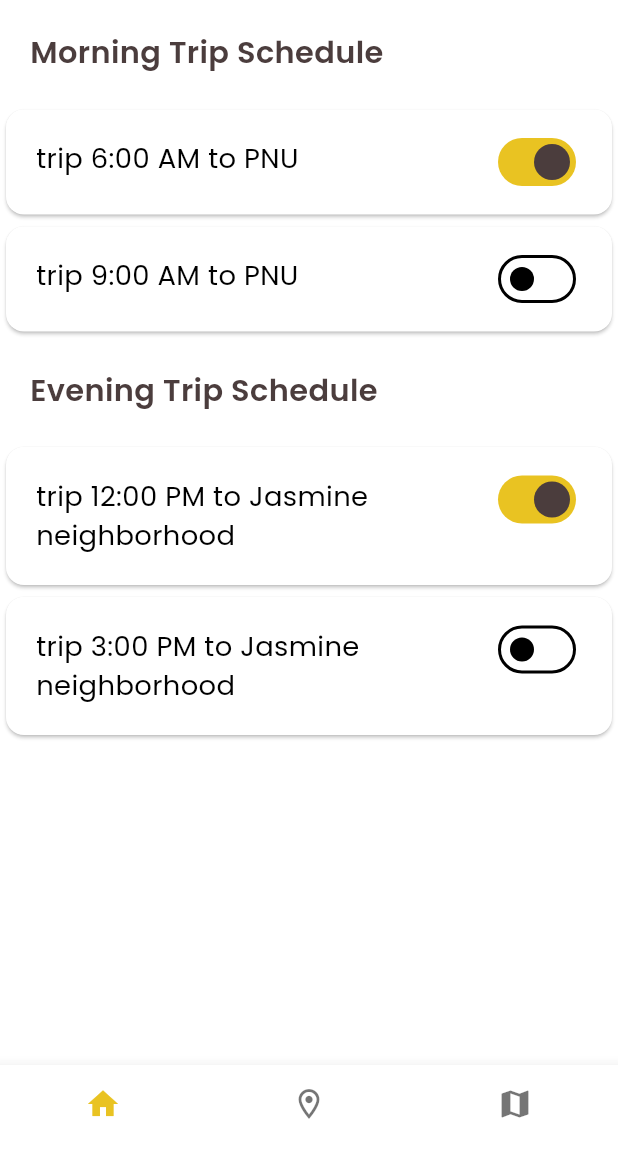
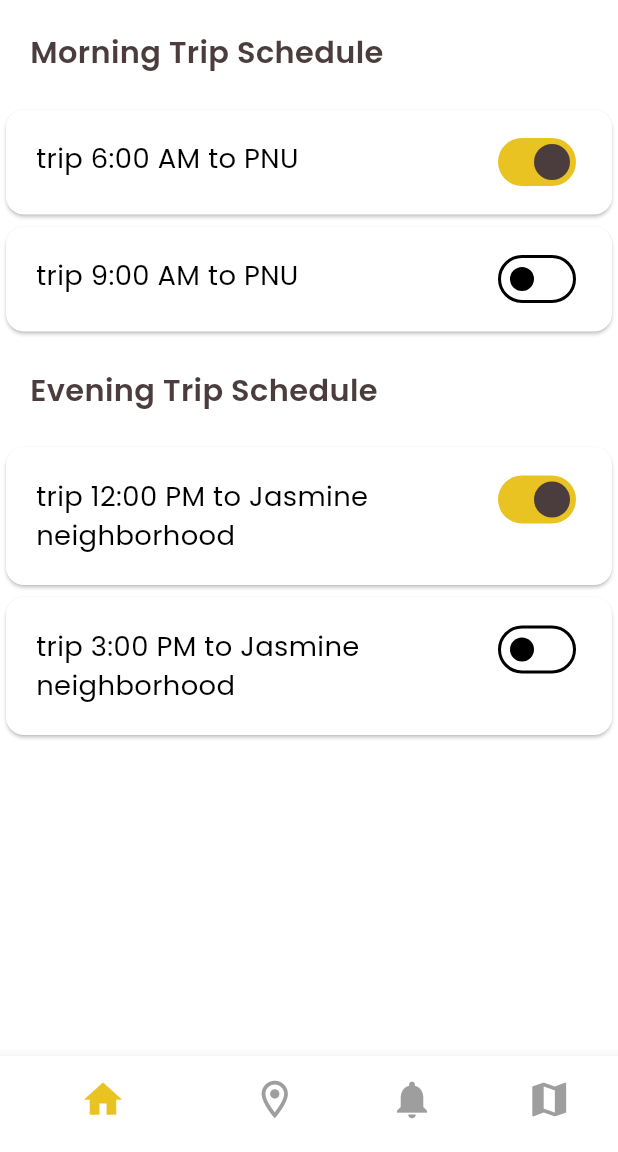
Before and after one commit to mahmoudmavia19/linkbus, a Flutter app: the MainScreen screen opened by its route, on a phone screen of 412 x 824 dp, the part 84-1236 px from its top. Run offline on Flutter 3.47's test engine with Material 3 defaults, Android fonts, the phone set to English and light mode, and no system bars; our stand-ins replace cached_network_image, concentric_transition, connectivity_plus, flutter_svg, geocoding, get and 4 more; accounts and stored records are empty.

Commit message:
update student UI

```diff
--- a/lib/core/utils/app_strings.dart
+++ b/lib/core/utils/app_strings.dart
@@ -16,5 +16,6 @@ class AppStrings {
   static const String trip = 'trip';
   static const String help = 'Help';
   static const String remaining = 'Remaining';
+  static const String notification = 'Notification';
 
 }
--- a/lib/presentation/student/main/controller/main_controller.dart
+++ b/lib/presentation/student/main/controller/main_controller.dart
@@ -4,6 +4,7 @@ import 'package:linkbus/presentation/student/trip_trafic/trip_trafic_screen.dart
 
 import '../../../../core/app_export.dart';
 import '../../mylocation_management/mylocation_management_screen.dart';
+import '../../notification/notification_screen.dart';
 
 class MainController extends GetxController {
   PageController pageController = PageController();
@@ -12,6 +13,7 @@ class MainController extends GetxController {
   List<Widget> get screens => [
     HomeScreen(),
     TripTraficScreen(),
+    NotificationScreen(),
     MyLocationManagementScreen(),
   ];
 
--- a/lib/presentation/student/main/main_screen.dart
+++ b/lib/presentation/student/main/main_screen.dart
@@ -18,15 +18,13 @@ class MainScreen extends GetWidget<MainController>{
           Image.asset(ImageConstant.imgLogo,width:100,fit: BoxFit.cover,),
         ],
       ),
-      body:Expanded(
-        child: PageView.builder(
+      body:PageView.builder(
         controller:  controller.pageController,
         physics: NeverScrollableScrollPhysics(),
           itemBuilder:(context, index) => controller.screens[index],
         onPageChanged: (value) {
           controller.currentIndex.value = value;
         },
-        ),
       ) ,
       bottomNavigationBar: Obx(()=>BottomNavigationBar(
         currentIndex: controller.currentIndex.value,
@@ -38,6 +36,7 @@ class MainScreen extends GetWidget<MainController>{
           items:[
           BottomNavigationBarItem(icon: Icon(Icons.home),label: AppStrings.home),
           BottomNavigationBarItem(icon: Icon(Icons.location_on_outlined),label: AppStrings.location),
+          BottomNavigationBarItem(icon: Icon(Icons.notifications),label: AppStrings.notification),
           BottomNavigationBarItem(icon: Icon(Icons.map),label: AppStrings.map),
         ]),
       ),
```
Also changed, not shown: lib/core/constants/constant.dart (+2 -6 lines), lib/presentation/student/notification/notification_screen.dart (added, +39 -0 lines), lib/theme/theme_helper.dart (+10 -1 lines), 1 other file. Lines whose indentation alone changed are shown as unchanged.
